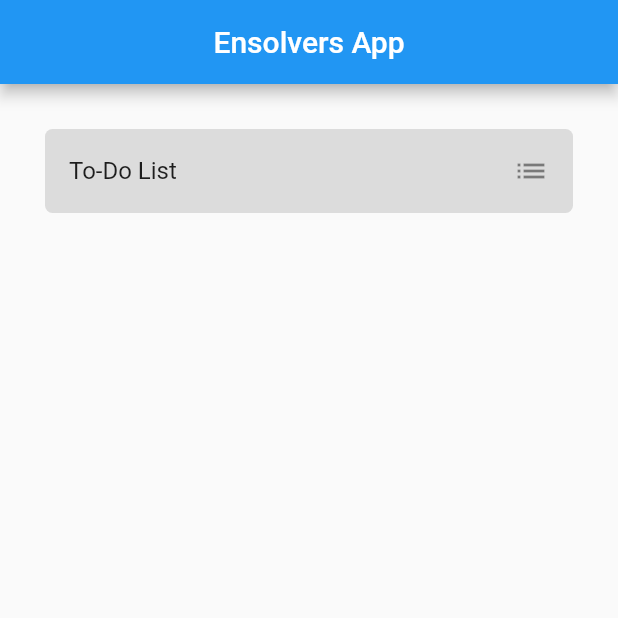
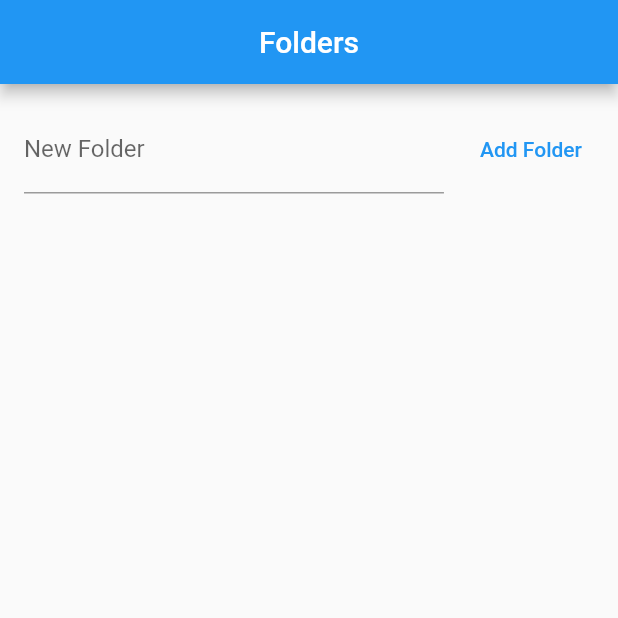
Before and after one commit to martinpelli/flutter_ensolvers, a Flutter app: the screen it shows after launch, on a phone screen of 412 x 824 dp, the top half of it. Run offline on Flutter 3.47's test engine with Material 2 defaults, Android fonts, the phone set to English and light mode, and no system bars.

Commit message:
Changed home page to be the folders page, added UI

```diff
--- a/lib/main.dart
+++ b/lib/main.dart
@@ -2,7 +2,7 @@ import 'package:flutter/material.dart';
 
 import 'package:flutter_ensolvers/src/routes/routes.dart';
 
-import 'package:flutter_ensolvers/src/pages/home_page.dart';
+import 'package:flutter_ensolvers/src/pages/folders_page.dart';
 
 void main() => runApp(MyApp());
 
@@ -15,7 +15,8 @@ class MyApp extends StatelessWidget {
       initialRoute: '/',
       routes: getRoutes(),
       onGenerateRoute: (RouteSettings settings) {
-        return MaterialPageRoute(builder: (BuildContext context) => HomePage());
+        return MaterialPageRoute(
+            builder: (BuildContext context) => FoldersPage());
       },
     );
   }
--- /dev/null
+++ b/lib/src/pages/folders_page.dart
@@ -0,0 +1,73 @@
+import 'package:flutter/material.dart';
+
+class FoldersPage extends StatefulWidget {
+  @override
+  State<FoldersPage> createState() => _FoldersPageState();
+}
+
+class _FoldersPageState extends State<FoldersPage> {
+  List<Widget> _foldersList = [];
+  String _folderTitle = 'Unnamed Folder';
+  int _index = 0;
+
+  final _textFieldCreatorController = TextEditingController();
+
+  @override
+  Widget build(BuildContext context) {
+    return Scaffold(
+      appBar: AppBar(title: Center(child: Text('Folders'))),
+      body: Center(
+        child: Container(
+            padding: EdgeInsets.only(top: 10),
+            constraints: BoxConstraints(maxWidth: 500),
+            child: Column(children: <Widget>[
+              Column(children: [
+                Wrap(runSpacing: 10, children: _foldersList),
+                _newFolderCreatorTile()
+              ])
+            ])),
+      ),
+    );
+  }
+
+  ListTile _newFolderCreatorTile() {
+    return ListTile(
+        title: TextField(
+          controller: _textFieldCreatorController,
+          decoration: InputDecoration(labelText: 'New Folder'),
+        ),
+        trailing: TextButton(
+            onPressed: () => _createNewFolder(context),
+            child: Text('Add Folder')));
+  }
+
+  void _createNewFolder(BuildContext context) {
+    _index++;
+    Key newKey = Key(_index.toString());
+    _setUnnamedFolderIfEmpty();
+    setState(() {
+      _folderTitle = _textFieldCreatorController.text;
+      _foldersList.add(_newFolder(context, newKey));
+      _textFieldCreatorController.text = '';
+    });
+  }
+
+  ListTile _newFolder(BuildContext context, Key newKey) {
+    return ListTile(
+      key: newKey,
+      tileColor: Colors.black12,
+      title: Text(_folderTitle),
+      trailing: Icon(Icons.folder),
+      onTap: () => Navigator.pushNamed(context, 'to-do'),
+      hoverColor: Colors.black12,
+      shape: RoundedRectangleBorder(
+          borderRadius: BorderRadius.all(Radius.circular(5))),
+    );
+  }
+
+  void _setUnnamedFolderIfEmpty() {
+    if (_folderTitle.isEmpty) {
+      _folderTitle = 'Unnamed Folder';
+    }
+  }
+}
--- a/lib/src/pages/home_page.dart
+++ /dev/null
@@ -1,32 +0,0 @@
-import 'package:flutter/material.dart';
-
-class HomePage extends StatelessWidget {
-  const HomePage({Key? key}) : super(key: key);
-
-  @override
-  Widget build(BuildContext context) {
-    return Scaffold(
-      appBar: AppBar(title: Center(child: Text('Ensolvers App'))),
-      body: Center(
-        child: Container(
-          padding: EdgeInsets.all(30),
-          constraints: BoxConstraints(maxWidth: 500),
-          child: Column(
-            children: <ListTile>[
-              ListTile(
-                //contentPadding: EdgeInsets.only(left: 100),
-                tileColor: Colors.black12,
-                title: Text('To-Do List'),
-                trailing: Icon(Icons.list),
-                onTap: () => Navigator.pushNamed(context, 'to-do'),
-                hoverColor: Colors.black12,
-                shape: RoundedRectangleBorder(
-                    borderRadius: BorderRadius.all(Radius.circular(5))),
-              )
-            ],
-          ),
-        ),
-      ),
-    );
-  }
-}
--- a/lib/src/routes/routes.dart
+++ b/lib/src/routes/routes.dart
@@ -1,11 +1,11 @@
 import 'package:flutter/material.dart';
 
-import 'package:flutter_ensolvers/src/pages/home_page.dart';
+import 'package:flutter_ensolvers/src/pages/folders_page.dart';
 import 'package:flutter_ensolvers/src/pages/to_do_page.dart';
 
 Map<String, WidgetBuilder> getRoutes() {
   return <String, WidgetBuilder>{
-    '/': (BuildContext context) => HomePage(),
+    '/': (BuildContext context) => FoldersPage(),
     'to-do': (BuildContext context) => ToDoPage()
   };
 }
```
Also changed, not shown: lib/src/pages/to_do_page.dart (+6 -5 lines).
